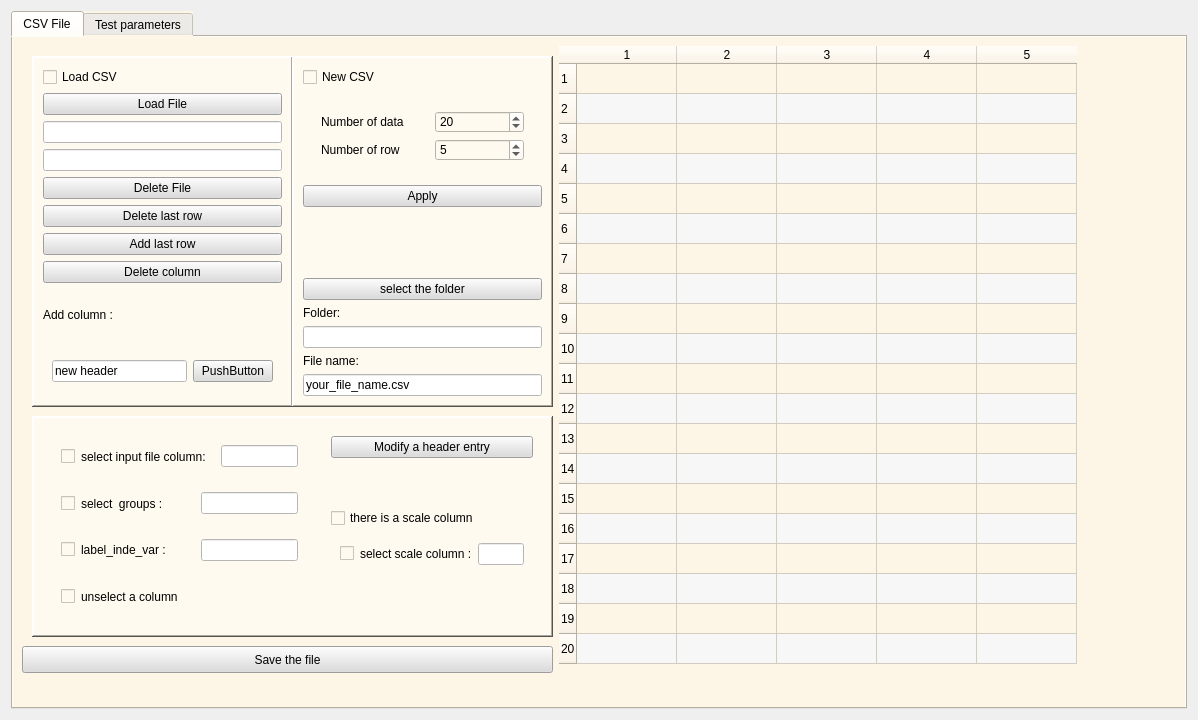
First picture: the form in Applications/shapeAnalysisMANCOVA_Wizard/shapeAnalysisMANCOVA_Wizard.ui, repository NIRALUser/SPHARM-PDM, before the edit.
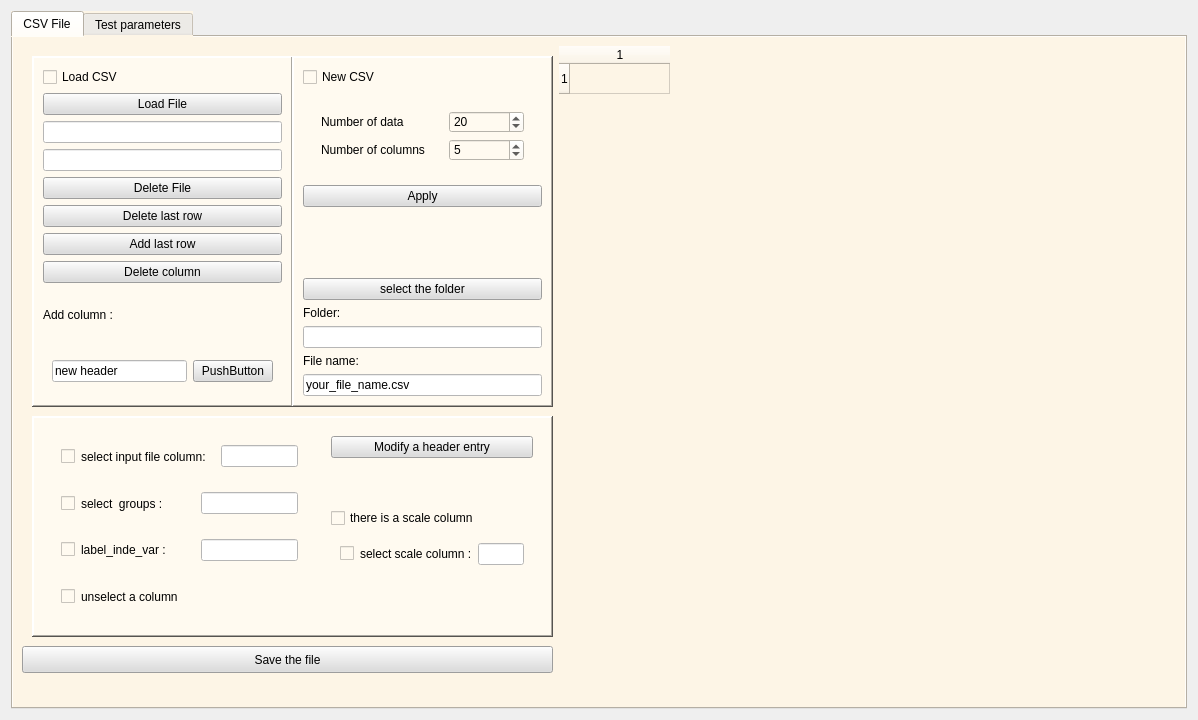
Second picture: the form after the edit.

Commit message: ENH: columnGroupTypes and columnIndependent have figures separated with comas instead of space

```diff
--- a/Applications/shapeAnalysisMANCOVA_Wizard/shapeAnalysisMANCOVA_Wizard.ui
+++ b/Applications/shapeAnalysisMANCOVA_Wizard/shapeAnalysisMANCOVA_Wizard.ui
@@ -241,7 +241,7 @@
                        <item>
                         <widget class="QLabel" name="label_14">
                          <property name="text">
-                          <string>Number of row</string>
+                          <string>Number of columns</string>
                          </property>
                         </widget>
                        </item>
@@ -259,6 +259,9 @@
                       <layout class="QVBoxLayout" name="verticalLayout_17">
                        <item>
                         <widget class="QSpinBox" name="spinBox_data">
+                         <property name="maximum">
+                          <number>500</number>
+                         </property>
                          <property name="value">
                           <number>20</number>
                          </property>
@@ -681,131 +684,22 @@
              <property name="alternatingRowColors">
               <bool>true</bool>
              </property>
+             <property name="rowCount">
+              <number>1</number>
+             </property>
+             <property name="columnCount">
+              <number>1</number>
+             </property>
              <row>
               <property name="text">
                <string>1</string>
               </property>
              </row>
-             <row>
-              <property name="text">
-               <string>2</string>
-              </property>
-             </row>
-             <row>
-              <property name="text">
-               <string>3</string>
-              </property>
-             </row>
-             <row>
-              <property name="text">
-               <string>4</string>
-              </property>
-             </row>
-             <row>
-              <property name="text">
-               <string>5</string>
-              </property>
-             </row>
-             <row>
-              <property name="text">
-               <string>6</string>
-              </property>
-             </row>
-             <row>
-              <property name="text">
-               <string>7</string>
-              </property>
-             </row>
-             <row>
-              <property name="text">
-               <string>8</string>
-              </property>
-             </row>
-             <row>
-              <property name="text">
-               <string>9</string>
-              </property>
-             </row>
-             <row>
-              <property name="text">
-               <string>10</string>
-              </property>
-             </row>
-             <row>
-              <property name="text">
-               <string>11</string>
-              </property>
-             </row>
-             <row>
-              <property name="text">
-               <string>12</string>
-              </property>
-             </row>
-             <row>
-              <property name="text">
-               <string>13</string>
-              </property>
-             </row>
-             <row>
-              <property name="text">
-               <string>14</string>
-              </property>
-             </row>
-             <row>
-              <property name="text">
-               <string>15</string>
-              </property>
-             </row>
-             <row>
-              <property name="text">
-               <string>16</string>
-              </property>
-             </row>
-             <row>
-              <property name="text">
-               <string>17</string>
-              </property>
-             </row>
-             <row>
-              <property name="text">
-               <string>18</string>
-              </property>
-             </row>
-             <row>
-              <property name="text">
-               <string>19</string>
-              </property>
-             </row>
-             <row>
-              <property name="text">
-               <string>20</string>
-              </property>
-             </row>
              <column>
               <property name="text">
                <string>1</string>
               </property>
              </column>
-             <column>
-              <property name="text">
-               <string>2</string>
-              </property>
-             </column>
-             <column>
-              <property name="text">
-               <string>3</string>
-              </property>
-             </column>
-             <column>
-              <property name="text">
-               <string>4</string>
-              </property>
-             </column>
-             <column>
-              <property name="text">
-               <string>5</string>
-              </property>
-             </column>
             </widget>
            </item>
           </layout>
```
The commit also changes 1 other file.
